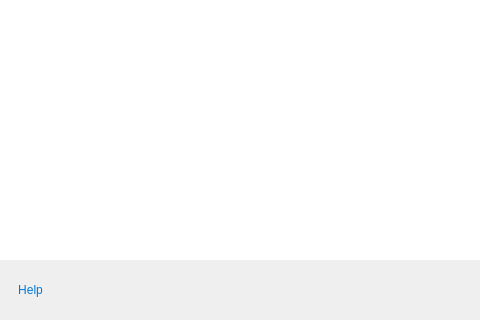
The window that src/MEGASync/stalled_issues/gui/ui/StalledIssuesDialog.ui (meganz/MEGAsync) describes before a commit, drawn with Qt 5; both pictures show x 0 to 480 and y 280 to 600 of the 815 by 600 pixel window.
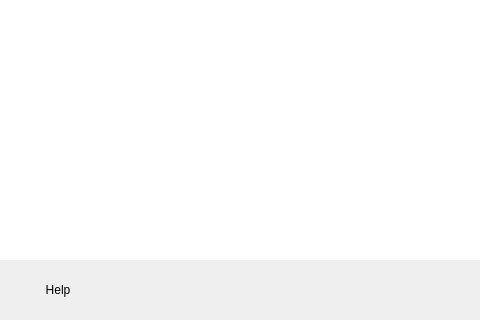
The same window after the commit. Icons and pictures are not drawn. Custom widgets are drawn as their Qt base class.

Commit message: Fix help-button style

Diff of the .ui file:
```diff
--- a/src/MEGASync/stalled_issues/gui/ui/StalledIssuesDialog.ui
+++ b/src/MEGASync/stalled_issues/gui/ui/StalledIssuesDialog.ui
@@ -43,19 +43,6 @@
 border:none;
 }
 
-/**********  Footer **********/
-
-#HelpButton {
-border: none;
-border-color: transparent;
-color: #FF0078D7;/*colorToken.link-primary*/
-}
-
-#HelpButton QPushButton::!enabled {
-color: grey;
-}
-/**********  Footer **********/
-
 /**********  Header **********/
 
 #header
@@ -646,11 +633,6 @@
   </layout>
  </widget>
  <customwidgets>
-  <customwidget>
-   <class>IconLabel</class>
-   <extends>QToolButton</extends>
-   <header>TokenizableItems/IconLabel.h</header>
-  </customwidget>
   <customwidget>
    <class>TabSelector</class>
    <extends>QWidget</extends>
@@ -662,6 +644,11 @@
    <extends>QPushButton</extends>
    <header>TokenizableItems/TokenizableButtons.h</header>
   </customwidget>
+  <customwidget>
+   <class>IconLabel</class>
+   <extends>QToolButton</extends>
+   <header>TokenizableItems/IconLabel.h</header>
+  </customwidget>
   <customwidget>
    <class>StalledIssuesView</class>
    <extends>QTreeView</extends>
```
The commit also changes 2 other files.
